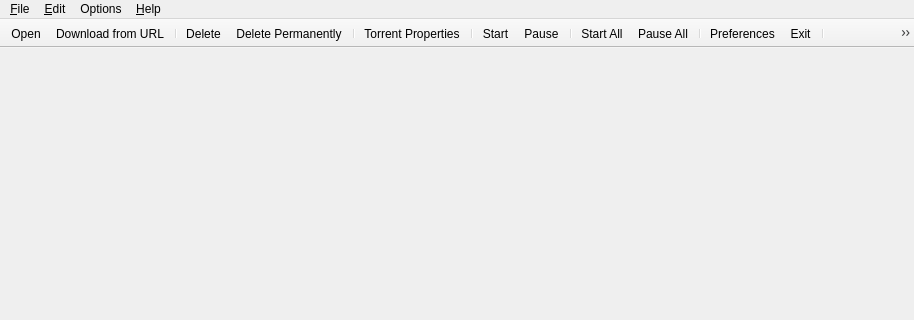
The window that src/MainWindow.ui (SysAdminDoc/qBittorrent-Vanced) describes before a commit, drawn with Qt 5; both pictures show x 0 to 914 and y 0 to 320 of the 914 by 563 pixel window.
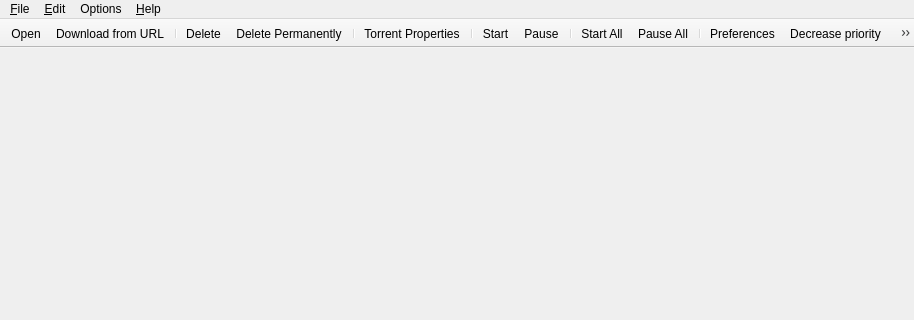
The same window after the commit. Icons and pictures are not drawn.

Commit message: - Moved priority buttons

What changed in the file:
```diff
--- a/src/MainWindow.ui
+++ b/src/MainWindow.ui
@@ -114,10 +114,11 @@
    <addaction name="actionPause_All" />
    <addaction name="separator" />
    <addaction name="actionOptions" />
-   <addaction name="actionExit" />
-   <addaction name="separator" />
    <addaction name="actionDecreasePriority" />
    <addaction name="actionIncreasePriority" />
+   <addaction name="separator" />
+   <addaction name="actionExit" />
+   <addaction name="separator" />
   </widget>
   <widget class="QStatusBar" name="statusBar" />
   <action name="actionOpen" >
```
The commit also changes 2 other files.
